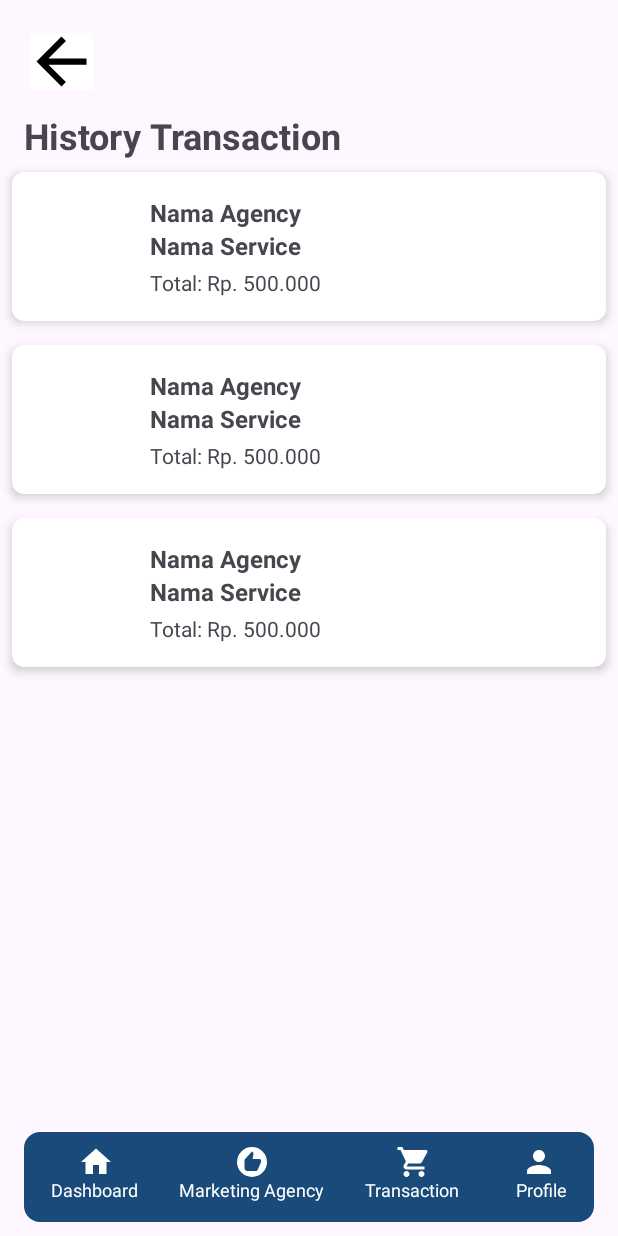
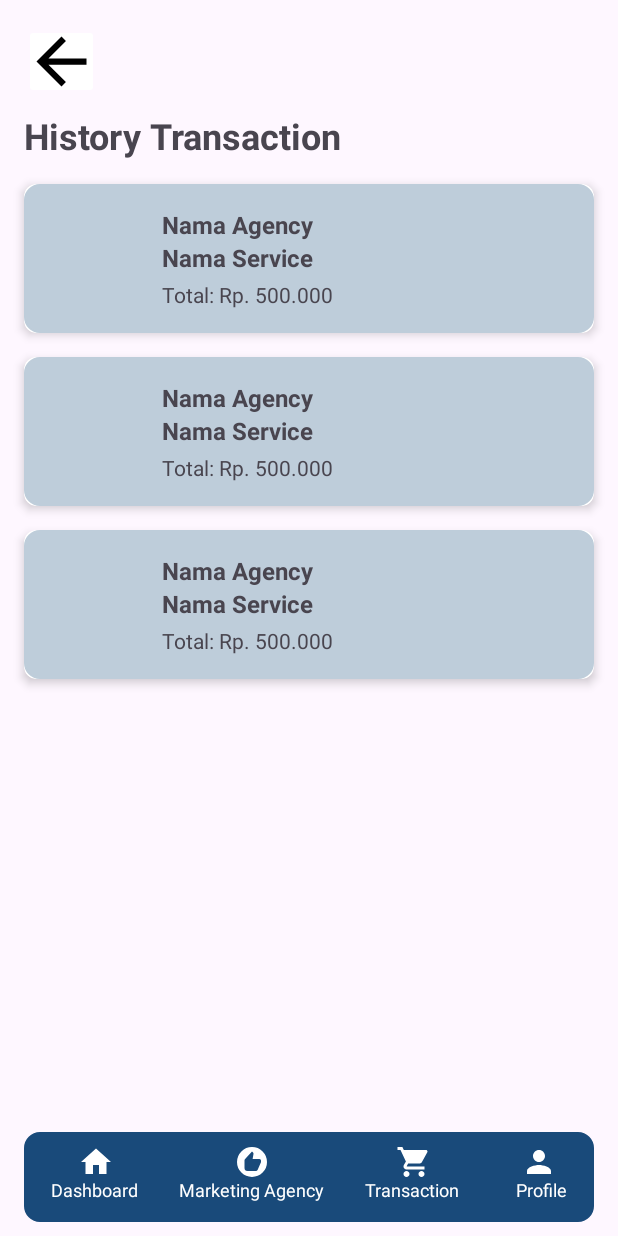
Before and after one commit to LeoA04/ProjekPABA, an Android app: the layout activity_history.xml on its own in the app's theme, with its tools: preview values and no code run, on a phone screen of 412 x 824 dp. Run offline under Robolectric (Android 15) with nearby library versions, the phone set to English and light mode, and no system bars.

Commit message:
betulin ui

```diff
--- a/app/src/main/res/layout/activity_dashboard_page.xml
+++ b/app/src/main/res/layout/activity_dashboard_page.xml
@@ -138,7 +138,7 @@
                 android:layout_height="wrap_content"
                 android:layout_marginTop="8dp"
                 android:layout_marginStart="16dp"
-                android:text="You may like"
+                android:text="You May Like"
                 android:textSize="20sp"
                 android:textStyle="bold"
                 android:textColor="#000000" />
--- a/app/src/main/res/layout/activity_history.xml
+++ b/app/src/main/res/layout/activity_history.xml
@@ -33,6 +33,7 @@
 
     <!-- RecyclerView for history items -->
     <androidx.recyclerview.widget.RecyclerView
+        android:layout_marginTop="8dp"
         android:id="@+id/rvHistoryTransactions"
         android:layout_width="match_parent"
         android:layout_height="0dp"
--- a/app/src/main/res/layout/activity_profile.xml
+++ b/app/src/main/res/layout/activity_profile.xml
@@ -59,6 +59,8 @@
             android:textSize="14sp"
             android:textColor="#666666"
             android:layout_marginTop="4dp"
+            android:layout_marginStart="16dp"
+            android:layout_marginEnd="16dp"
             android:lineSpacingExtra="4dp"
             android:textAlignment="center" />
     </LinearLayout>
@@ -87,6 +89,7 @@
 
             <ImageView
                 android:id="@+id/IvHistory"
+                android:layout_marginTop="8dp"
                 android:layout_width="24dp"
                 android:layout_height="24dp"
                 android:src="@drawable/baseline_history_24" />
--- a/app/src/main/res/layout/activity_transaction.xml
+++ b/app/src/main/res/layout/activity_transaction.xml
@@ -31,6 +31,7 @@
 
     <!-- RecyclerView -->
     <androidx.recyclerview.widget.RecyclerView
+        android:layout_marginTop="10dp"
         android:id="@+id/rvTransactionServices"
         android:layout_width="match_parent"
         android:layout_height="0dp"
--- a/app/src/main/res/layout/item_history_transaction.xml
+++ b/app/src/main/res/layout/item_history_transaction.xml
@@ -3,15 +3,19 @@
     android:layout_width="match_parent"
     android:layout_height="wrap_content"
     xmlns:app="http://schemas.android.com/apk/res-auto"
-    android:layout_margin="8dp"
     android:background="?attr/selectableItemBackground"
     app:cardCornerRadius="8dp"
-    app:cardElevation="4dp">
+    app:cardElevation="4dp"
+    android:layout_marginStart="16dp"
+    android:layout_marginEnd="16dp"
+    android:layout_marginTop="8dp"
+    android:layout_marginBottom="8dp">
 
     <LinearLayout
         android:layout_width="match_parent"
         android:layout_height="wrap_content"
         android:orientation="horizontal"
+        android:background="@drawable/baseline_rectangle_24"
         android:padding="16dp">
 
         <ImageView
```
Also changed, not shown: app/src/main/res/layout/item_transaction_service.xml (+6 -1 lines).
